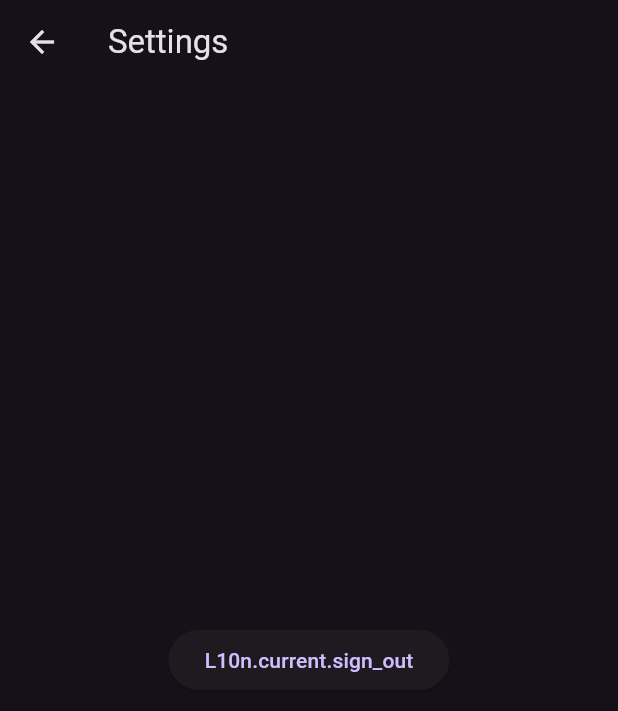
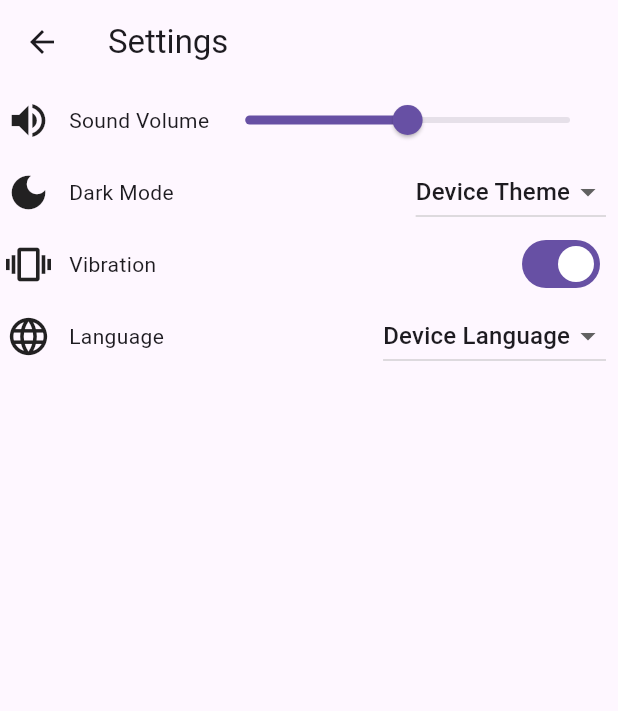
Before and after one commit to SemihYlmzz/base_app_template, a Flutter app: the SettingsView screen opened directly, on a phone screen of 412 x 824 dp. Shown: the top 711 px of the screen. Run offline on Flutter 3.47's test engine with Material 3 defaults, Android fonts, the phone set to English and light mode, and no system bars; our stand-ins replace go_router.

Commit message:
+ Setting Ui widgets added.

```diff
--- a/lib/app/app.dart
+++ b/lib/app/app.dart
@@ -15,9 +15,11 @@ class _AppState extends State<App> with RouterMixin {
     if (kDebugMode) {
       debugInvertOversizedImages = true;
     }
+    var brightness = MediaQuery.of(context).platformBrightness;
+    bool isDarkMode = brightness == Brightness.dark;
     return MaterialApp.router(
       debugShowCheckedModeBanner: false,
-      theme: ThemeData.dark(),
+      theme: (isDarkMode) ? ThemeData.dark() : ThemeData.light(),
       routerConfig: router,
     );
   }
--- a/lib/presentation/settings/view/settings_view.dart
+++ b/lib/presentation/settings/view/settings_view.dart
@@ -1,4 +1,6 @@
 import 'package:flutter/material.dart';
+
+import '../widgets/widgets.dart';
 
 class SettingsView extends StatelessWidget {
   const SettingsView({super.key});
@@ -9,11 +11,13 @@ class SettingsView extends StatelessWidget {
       appBar: AppBar(
         title: const Text('Settings'),
       ),
-    body: Center(
-        child: ElevatedButton(
-          onPressed: () {},
-          child: const Text('L10n.current.sign_out'),
-        ),
+      body: const Column(
+        children: [
+          SoundVolumeSetting(),
+          DarkModeSetting(),
+          VibrationSetting(),
+          LanguageSetting(),
+        ],
       ),
     );
   }
--- /dev/null
+++ b/lib/presentation/settings/widgets/dark_mode_setting.dart
@@ -0,0 +1,51 @@
+import 'package:flutter/material.dart';
+
+import 'widgets.dart';
+
+class DarkModeSetting extends StatelessWidget {
+  const DarkModeSetting({super.key});
+
+  @override
+  Widget build(BuildContext context) {
+    return const Setting(
+      settingIconData: Icons.dark_mode,
+      settingName: 'Dark Mode',
+      settingWidget: SecondWidget(),
+    );
+  }
+}
+
+class SecondWidget extends StatefulWidget {
+  const SecondWidget({Key? key}) : super(key: key);
+
+  @override
+  _SecondWidgetState createState() => _SecondWidgetState();
+}
+
+class _SecondWidgetState extends State<SecondWidget> {
+  int selectedIndex = 0;
+  List<String> items = [
+    'Device Theme',
+    'Light Theme',
+    'Dark Theme',
+  ];
+
+  @override
+  Widget build(BuildContext context) {
+    return DropdownButton(
+      menuMaxHeight: 300,
+      value: items[selectedIndex],
+      items: items.map((String item) {
+        return DropdownMenuItem<String>(
+          value: item,
+          child: Text(item),
+        );
+      }).toList(),
+      onChanged: (String? value) {
+        setState(() {
+          selectedIndex = items.indexOf(value!);
+        });
+      },
+    );
+  }
+}
--- /dev/null
+++ b/lib/presentation/settings/widgets/language_setting.dart
@@ -0,0 +1,51 @@
+import 'package:flutter/material.dart';
+
+import 'widgets.dart';
+
+class LanguageSetting extends StatelessWidget {
+  const LanguageSetting({super.key});
+
+  @override
+  Widget build(BuildContext context) {
+    return const Setting(
+      settingIconData: Icons.language,
+      settingName: 'Language',
+      settingWidget: NewWidget(),
+    );
+  }
+}
+
+class NewWidget extends StatefulWidget {
+  const NewWidget({Key? key}) : super(key: key);
+
+  @override
+  _NewWidgetState createState() => _NewWidgetState();
+}
+
+class _NewWidgetState extends State<NewWidget> {
+  int selectedIndex = 0;
+  List<String> items = [
+    'Device Language',
+    'English',
+    'Türkçe',
+  ];
+
+  @override
+  Widget build(BuildContext context) {
+    return DropdownButton(
+      menuMaxHeight: 300,
+      value: items[selectedIndex],
+      items: items.map((String item) {
+        return DropdownMenuItem<String>(
+          value: item,
+          child: Text(item),
+        );
+      }).toList(),
+      onChanged: (String? value) {
+        setState(() {
+          selectedIndex = items.indexOf(value!);
+        });
+      },
+    );
+  }
+}
--- /dev/null
+++ b/lib/presentation/settings/widgets/setting.dart
@@ -0,0 +1,44 @@
+
+import 'package:flutter/material.dart';
+
+class Setting extends StatelessWidget {
+  const Setting({
+    required this.settingName,
+    required this.settingIconData,
+    required this.settingWidget,
+    super.key,
+  });
+  final String settingName;
+  final IconData settingIconData;
+  final Widget settingWidget;
+  @override
+  Widget build(BuildContext context) {
+    return Row(
+      mainAxisAlignment: MainAxisAlignment.spaceBetween,
+      children: [
+        Row(
+          children: [
+            const SizedBox(width: 4),
+            Icon(
+              settingIconData,
+              size: 30,
+            ),
+            const SizedBox(width: 12),
+            Text(settingName),
+          ],
+        ),
+        Flexible(
+            child: Padding(
+          padding: const EdgeInsets.only(right: 8.0),
+          child: SizedBox(
+            width: 300,
+            child: Align(
+              alignment: Alignment.centerRight,
+              child: settingWidget,
+            ),
+          ),
+        )),
+      ],
+    );
+  }
+}
--- /dev/null
+++ b/lib/presentation/settings/widgets/sound_volume_setting.dart
@@ -0,0 +1,19 @@
+import 'package:flutter/material.dart';
+
+import 'widgets.dart';
+
+class SoundVolumeSetting extends StatelessWidget {
+  const SoundVolumeSetting({super.key});
+
+  @override
+  Widget build(BuildContext context) {
+    return Setting(
+      settingIconData: Icons.volume_up,
+      settingName: 'Sound Volume',
+      settingWidget: Slider.adaptive(
+        value: 0.5,
+        onChanged: (newValue) {},
+      ),
+    );
+  }
+}
--- /dev/null
+++ b/lib/presentation/settings/widgets/vibration_setting.dart
@@ -0,0 +1,19 @@
+import 'package:flutter/material.dart';
+
+import 'widgets.dart';
+
+class VibrationSetting extends StatelessWidget {
+  const VibrationSetting({super.key});
+
+  @override
+  Widget build(BuildContext context) {
+    return Setting(
+      settingIconData: Icons.vibration,
+      settingName: 'Vibration',
+      settingWidget: Switch.adaptive(
+        value: true,
+        onChanged: (newValue) {},
+      ),
+    );
+  }
+}
--- a/lib/presentation/settings/widgets/widgets.dart
+++ b/lib/presentation/settings/widgets/widgets.dart
@@ -0,0 +1,5 @@
+export 'dark_mode_setting.dart';
+export 'language_setting.dart';
+export 'setting.dart';
+export 'sound_volume_setting.dart';
+export 'vibration_setting.dart';
```
